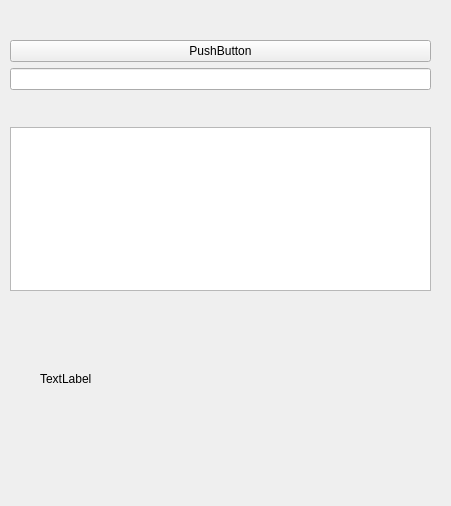
First picture: the form in src/tutor_plugins/RUC1/mainwidget.ui, repository Hedgehog7/Diploma, before the edit.
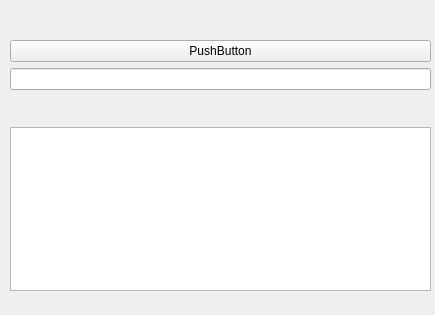
Second picture: the form after the edit.

Diff of the .ui file:
```diff
--- a/src/tutor_plugins/RUC1/mainwidget.ui
+++ b/src/tutor_plugins/RUC1/mainwidget.ui
@@ -6,8 +6,8 @@
    <rect>
     <x>0</x>
     <y>0</y>
-    <width>451</width>
-    <height>506</height>
+    <width>435</width>
+    <height>315</height>
    </rect>
   </property>
   <property name="windowTitle">
@@ -59,19 +59,6 @@
     </item>
    </layout>
   </widget>
-  <widget class="QLabel" name="outFName">
-   <property name="geometry">
-    <rect>
-     <x>40</x>
-     <y>370</y>
-     <width>67</width>
-     <height>17</height>
-    </rect>
-   </property>
-   <property name="text">
-    <string>TextLabel</string>
-   </property>
-  </widget>
  </widget>
  <resources/>
  <connections/>
```
